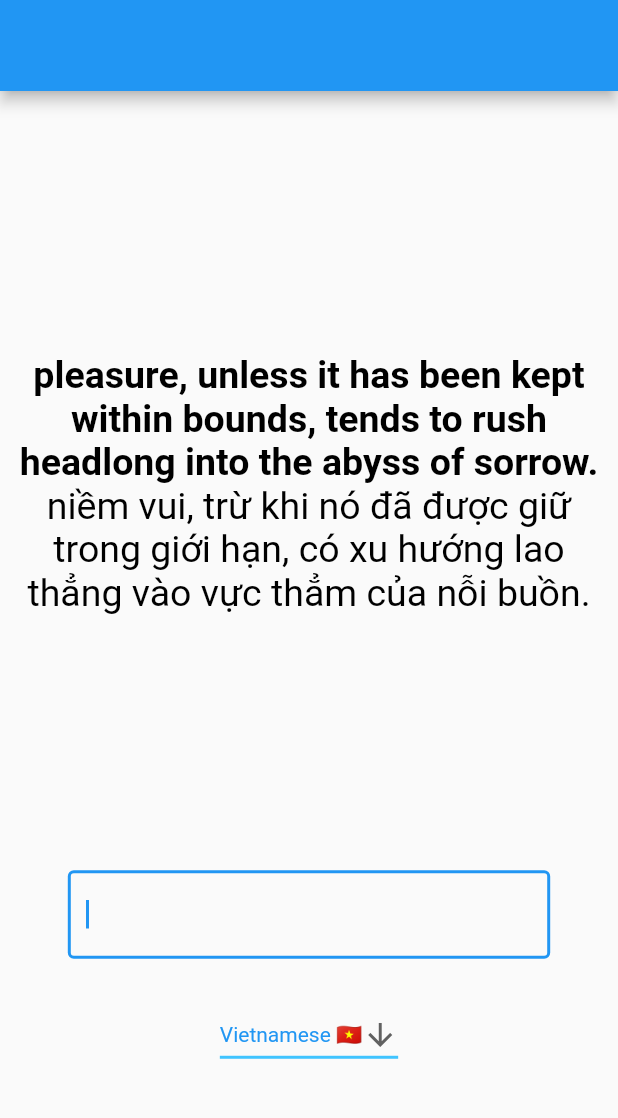
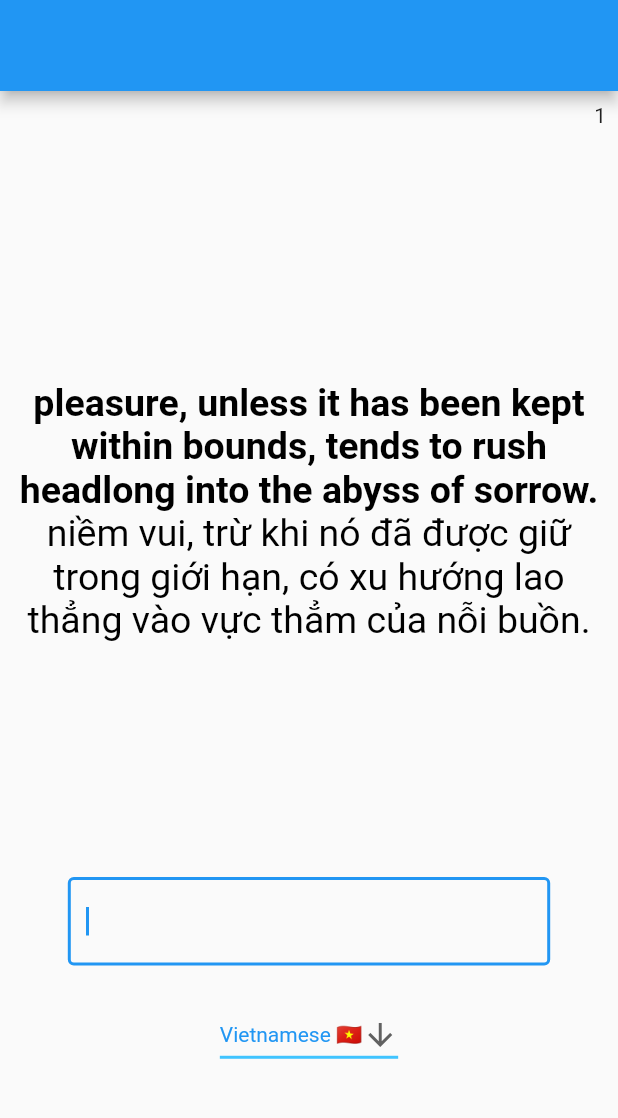
Before and after one commit to PrimeTimeTran/semantics, a Flutter app: the screen it shows after launch, on a phone screen of 412 x 824 dp, the part 59-1177 px from its top. Run offline on Flutter 3.47's test engine with Material 2 defaults, Android fonts, the light colour scheme and no system bars; our stand-ins replace firebase_analytics, firebase_auth, firebase_core, firebase_database, video_player; missing offline and left inert: dart:html; accounts and stored records are empty.

Commit message:
Add logo and quote count

```diff
--- a/lib/screens/composer.dart
+++ b/lib/screens/composer.dart
@@ -31,6 +31,7 @@ class _ComposerState extends State<Composer> {
 
   String text = '';
   String language = 'vi';
+  int count = 1;
 
   @override
   void initState() {
@@ -103,12 +104,42 @@ class _ComposerState extends State<Composer> {
   nextQuote() {
     getQuotes();
     setTranslatedQuote();
+    setState(() {
+      count = count + 1;
+    });
   }
 
   @override
   Widget build(BuildContext context) {
     final bool isMobile = useMobileLayout(context);
 
+    if (isMobile) {
+      return GestureDetector(
+        onHorizontalDragEnd: (DragEndDetails details) {
+          if (details.primaryVelocity! > 0) {
+            print('Swipe Right');
+          } else if (details.primaryVelocity! < 0) {
+            print('Swipe Left');
+            nextQuote();
+          }
+        },
+        child: Column(
+          children: [
+            Padding(
+              padding: const EdgeInsets.all(8.0),
+              child: Row(
+                mainAxisAlignment: MainAxisAlignment.end,
+                children: [Text(count.toString())],
+              ),
+            ),
+            Expanded(
+              child: QuotePanel(quote, text, translatedQuote, changeLanguage,
+                  checkPhraseCompleted, nextQuote),
+            ),
+          ],
+        ),
+      );
+    } else {
       return CallbackShortcuts(
         bindings: {
           const SingleActivator(LogicalKeyboardKey.arrowRight, shift: true):
@@ -118,13 +149,18 @@ class _ComposerState extends State<Composer> {
           autofocus: true,
           child: Column(
             children: [
+              Padding(
+                padding: const EdgeInsets.all(8.0),
+                child: Row(
+                  mainAxisAlignment: MainAxisAlignment.end,
+                  children: [Text(count.toString())],
+                ),
+              ),
               Expanded(
                 child: QuotePanel(quote, text, translatedQuote, changeLanguage,
                     checkPhraseCompleted, nextQuote),
               ),
-            isMobile
-                ? Container()
-                : Padding(
+              Padding(
                     padding: const EdgeInsets.all(8.0),
                     child: Row(
                       // ignore: prefer_const_literals_to_create_immutables
@@ -139,3 +175,4 @@ class _ComposerState extends State<Composer> {
       );
     }
   }
+}
```
Also changed, not shown: pubspec.yaml (+16 -0 lines), assets/icon.png (added), assets/semantic-stoic-logo.png (added), pubspec.lock, 3 other files. Lines whose indentation alone changed are shown as unchanged.
